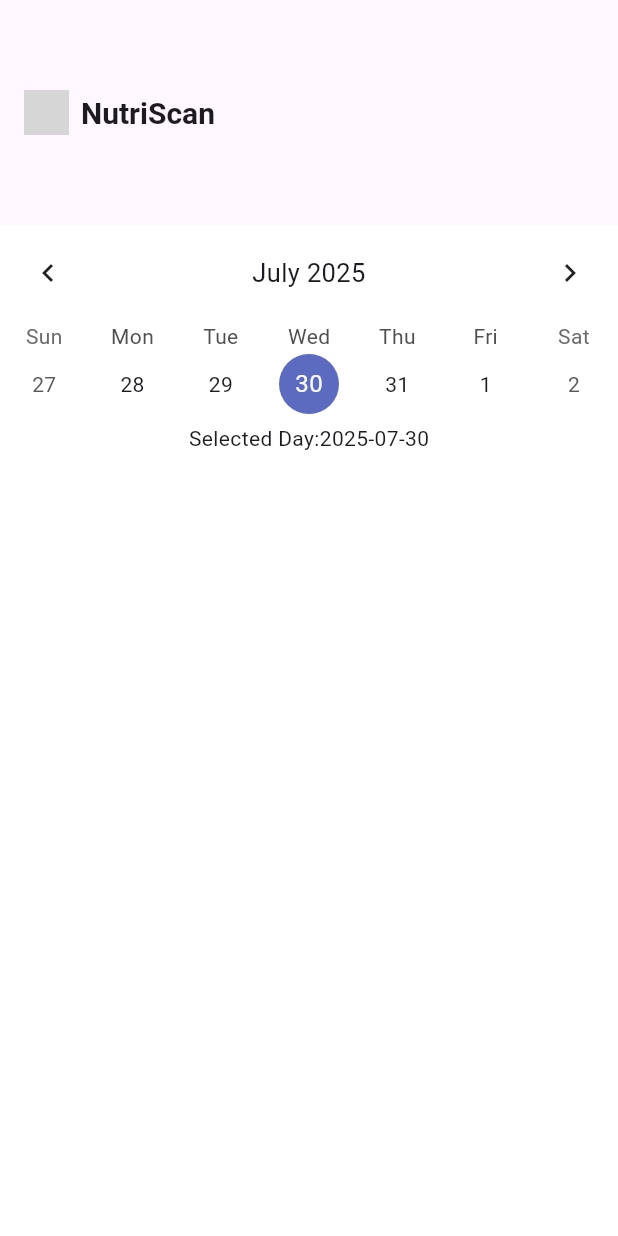
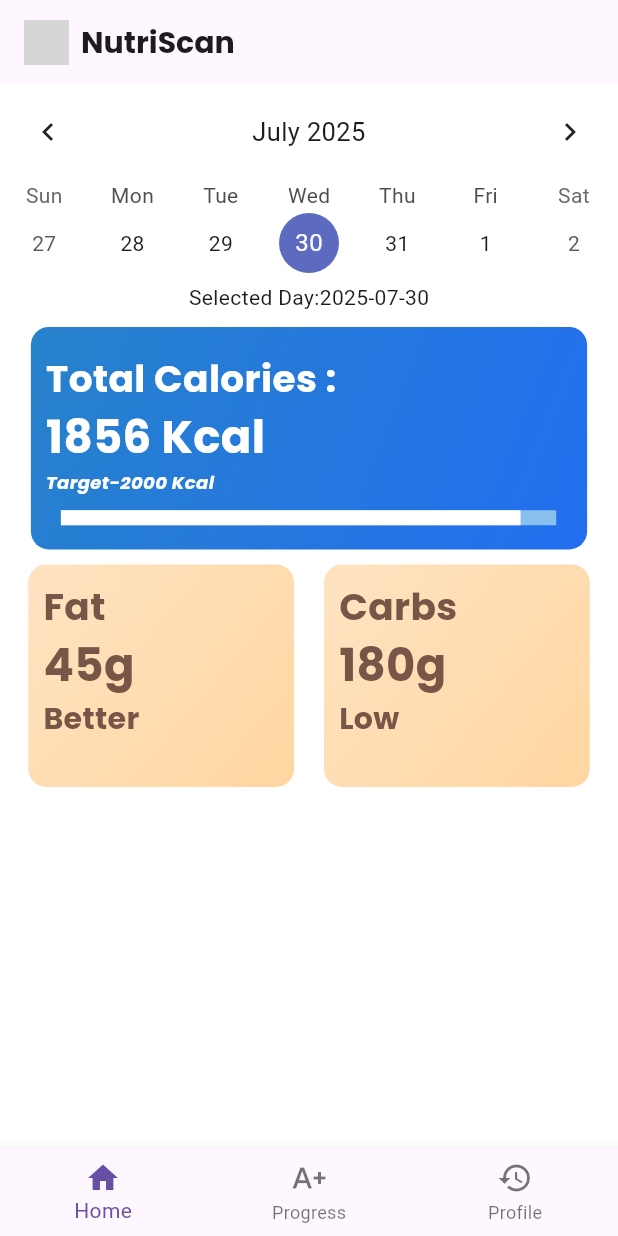
Before and after one commit to nutriscan101/nutriscan_app, a Flutter app: the screen it shows after launch, on a phone screen of 412 x 824 dp. Run offline on Flutter 3.47's test engine with Material 3 defaults, Android fonts, the phone set to English and light mode, and no system bars; drawn by our look-alikes of percent_indicator, table_calendar; our stand-ins replace google_fonts; grey boxes are pictures that could not be loaded.

Commit message:
Calory,dat and carbs banner added

```diff
--- a/Nutri_App/main_app/lib/Calende.dart
+++ b/Nutri_App/main_app/lib/homepage_Components/Calender.dart
@@ -1,5 +1,6 @@
 import 'package:flutter/material.dart';
 import 'package:table_calendar/table_calendar.dart';
+import 'package:google_fonts/google_fonts.dart';
 
 class Calender extends StatefulWidget {
   const Calender({super.key});
@@ -35,6 +36,7 @@ class CalState extends State<Calender> {
           ),
         ),
         Text('Selected Day:' + today.toString().split(" ")[0]),
+        Padding(padding: EdgeInsets.all(5)),
       ],
     );
   }
--- /dev/null
+++ b/Nutri_App/main_app/lib/homepage_Components/Calories_Banner.dart
@@ -0,0 +1,82 @@
+import 'package:flutter/material.dart';
+import 'package:main_app/homepage_Components/Calender.dart';
+import 'package:percent_indicator/percent_indicator.dart';
+import 'package:google_fonts/google_fonts.dart';
+
+class Calories extends StatefulWidget {
+  const Calories({super.key});
+  @override
+  State<Calories> createState() => CalorState();
+}
+
+class CalorState extends State<Calories> {
+  int Total_Calories = 1856;
+  int target = 2000;
+
+  @override
+  Widget build(BuildContext context) {
+    final screenWidth = MediaQuery.of(context).size.width;
+    final screenheight = MediaQuery.of(context).size.height;
+    return Container(
+      width: screenWidth * 0.9,
+      height: screenheight * 0.18,
+      padding: EdgeInsets.all(10),
+      decoration: BoxDecoration(
+        gradient: LinearGradient(
+          colors: [
+            const Color.fromARGB(255, 39, 130, 203),
+            const Color.fromARGB(255, 34, 110, 240),
+          ],
+          begin: Alignment.topLeft,
+          end: Alignment.bottomRight,
+        ),
+        borderRadius: BorderRadius.circular(12),
+      ),
+
+      child: Column(
+        mainAxisAlignment: MainAxisAlignment.center,
+        crossAxisAlignment: CrossAxisAlignment.start,
+
+        children: [
+          Text(
+            "Total Calories :",
+            style: GoogleFonts.poppins(
+              fontSize: 25,
+              color: Colors.white,
+              fontWeight: FontWeight.bold,
+            ),
+          ),
+
+          Text(
+            Total_Calories.toString() + ' Kcal',
+            style: GoogleFonts.poppins(
+              fontSize: 30,
+              color: Colors.white,
+              fontWeight: FontWeight.bold,
+            ),
+          ),
+          Text(
+            "Target-" + target.toString() + ' Kcal',
+            style: GoogleFonts.poppins(
+              fontSize: 12,
+              fontStyle: FontStyle.italic,
+              color: Colors.white,
+              fontWeight: FontWeight.bold,
+            ),
+          ),
+          SizedBox(height: 10),
+          LinearPercentIndicator(
+            width: screenWidth * 0.85,
+            lineHeight: 10,
+            percent: Total_Calories / target,
+            animation: true,
+            animateFromLastPercent: true,
+            animationDuration: 2000,
+            progressColor: Colors.white,
+            backgroundColor: const Color.fromARGB(255, 137, 192, 238),
+          ),
+        ],
+      ),
+    );
+  }
+}
--- /dev/null
+++ b/Nutri_App/main_app/lib/homepage_Components/fat-carbs.dart
@@ -0,0 +1,136 @@
+import 'package:flutter/material.dart';
+import 'package:google_fonts/google_fonts.dart';
+import 'package:google_fonts/google_fonts.dart';
+
+class fatcarbs extends StatefulWidget {
+  const fatcarbs({super.key});
+
+  @override
+  State<fatcarbs> createState() => fatcarbstate();
+}
+
+class fatcarbstate extends State<fatcarbs> {
+  int Fat = 45;
+  int carbs = 180;
+
+  String fatstat() {
+    if (Fat < 44) {
+      return 'Bad';
+    } else if (Fat <= 65) {
+      return 'Better';
+    } else if (Fat > 78) {
+      return 'Good';
+    } else {
+      return 'Average';
+    }
+  }
+
+  String Carbstat() {
+    if (carbs < 225) {
+      return 'Low';
+    } else if (carbs <= 280) {
+      return 'Medium';
+    } else if (carbs > 325) {
+      return 'high';
+    } else {
+      return 'Average';
+    }
+  }
+
+  @override
+  Widget build(BuildContext context) {
+    final screenWidth = MediaQuery.of(context).size.width;
+    final screenheight = MediaQuery.of(context).size.height;
+    return Row(
+      mainAxisAlignment: MainAxisAlignment.center,
+
+      children: [
+        Container(
+          width: screenWidth * 0.43,
+          height: screenheight * 0.18,
+          padding: EdgeInsets.all(10),
+          decoration: BoxDecoration(
+            gradient: LinearGradient(
+              colors: [const Color(0xFFFFE3C2), const Color(0xFFFFD6A0)],
+              begin: Alignment.topLeft,
+              end: Alignment.bottomRight,
+            ),
+            borderRadius: BorderRadius.circular(12),
+          ),
+          child: Column(
+            crossAxisAlignment: CrossAxisAlignment.start,
+            children: [
+              Text(
+                'Fat',
+                style: GoogleFonts.poppins(
+                  fontSize: 25,
+                  fontWeight: FontWeight.bold,
+                  color: Colors.brown,
+                ),
+              ),
+              Text(
+                Fat.toString() + 'g',
+                style: GoogleFonts.poppins(
+                  fontSize: 30,
+                  fontWeight: FontWeight.bold,
+                  color: Colors.brown,
+                ),
+              ),
+              Text(
+                fatstat(),
+                style: GoogleFonts.poppins(
+                  fontSize: 20,
+                  fontWeight: FontWeight.bold,
+                  color: Colors.brown,
+                ),
+              ),
+            ],
+          ),
+        ),
+        SizedBox(width: 20),
+        Container(
+          width: screenWidth * 0.43,
+          height: screenheight * 0.18,
+          padding: EdgeInsets.all(10),
+          decoration: BoxDecoration(
+            gradient: LinearGradient(
+              colors: [const Color(0xFFFFE3C2), const Color(0xFFFFD6A0)],
+              begin: Alignment.topLeft,
+              end: Alignment.bottomRight,
+            ),
+            borderRadius: BorderRadius.circular(12),
+          ),
+          child: Column(
+            crossAxisAlignment: CrossAxisAlignment.start,
+            children: [
+              Text(
+                'Carbs',
+                style: GoogleFonts.poppins(
+                  fontSize: 25,
+                  fontWeight: FontWeight.bold,
+                  color: Colors.brown,
+                ),
+              ),
+              Text(
+                carbs.toString() + 'g',
+                style: GoogleFonts.poppins(
+                  fontSize: 30,
+                  fontWeight: FontWeight.bold,
+                  color: Colors.brown,
+                ),
+              ),
+              Text(
+                Carbstat(),
+                style: GoogleFonts.poppins(
+                  fontSize: 20,
+                  fontWeight: FontWeight.bold,
+                  color: Colors.brown,
+                ),
+              ),
+            ],
+          ),
+        ),
+      ],
+    );
+  }
+}
--- a/Nutri_App/main_app/lib/main.dart
+++ b/Nutri_App/main_app/lib/main.dart
@@ -1,6 +1,8 @@
 import 'package:flutter/material.dart';
-import 'package:main_app/Calende.dart';
-import 'Calende.dart';
+import 'package:main_app/homepage_Components/Calender.dart';
+import 'package:main_app/homepage_Components/Calories_Banner.dart';
+import 'package:google_fonts/google_fonts.dart';
+import 'package:main_app/homepage_Components/fat-carbs.dart';
 
 void main() {
   runApp(Nutri());
@@ -33,19 +35,42 @@
     return Scaffold(
       backgroundColor: Colors.white,
       appBar: AppBar(
-        toolbarHeight: 150,
         title: Row(
           children: [
             Image.asset('assets/images/appbarlogo.png', height: 30),
             const SizedBox(width: 8),
             Text(
               "NutriScan",
-              style: TextStyle(fontSize: 20, fontWeight: FontWeight.bold),
+              style: GoogleFonts.poppins(
+                fontSize: 20,
+                fontWeight: FontWeight.bold,
+              ),
             ),
           ],
         ),
       ),
-      body: Calender(),
-      );
+      body: Column(
+        children: [Calender(), Calories(), SizedBox(height: 10), fatcarbs()],
+      ),
+      bottomNavigationBar: BottomNavigationBar(
+        items: [
+          BottomNavigationBarItem(
+            icon: Icon(Icons.home),
+            activeIcon: Icon(Icons.home),
+            label: 'Home',
+          ),
+          BottomNavigationBarItem(
+            icon: Icon(Icons.text_increase),
+            activeIcon: Icon(Icons.home),
+            label: 'Progress',
+          ),
+          BottomNavigationBarItem(
+            icon: Icon(Icons.history),
+            activeIcon: Icon(Icons.history),
+            label: 'Profile',
+          ),
+        ],
+      ),
+    );
   }
 }
--- a/Nutri_App/main_app/pubspec.yaml
+++ b/Nutri_App/main_app/pubspec.yaml
@@ -29,6 +29,8 @@ environment:
 # versions available, run `flutter pub outdated`.
 dependencies:
   table_calendar: ^3.1.2
+  percent_indicator: ^3.0.1
+  google_fonts: ^6.2.1
   flutter:
     sdk: flutter
 
```
Also changed, not shown: Nutri_App/main_app/pubspec.lock, 2 other files.
